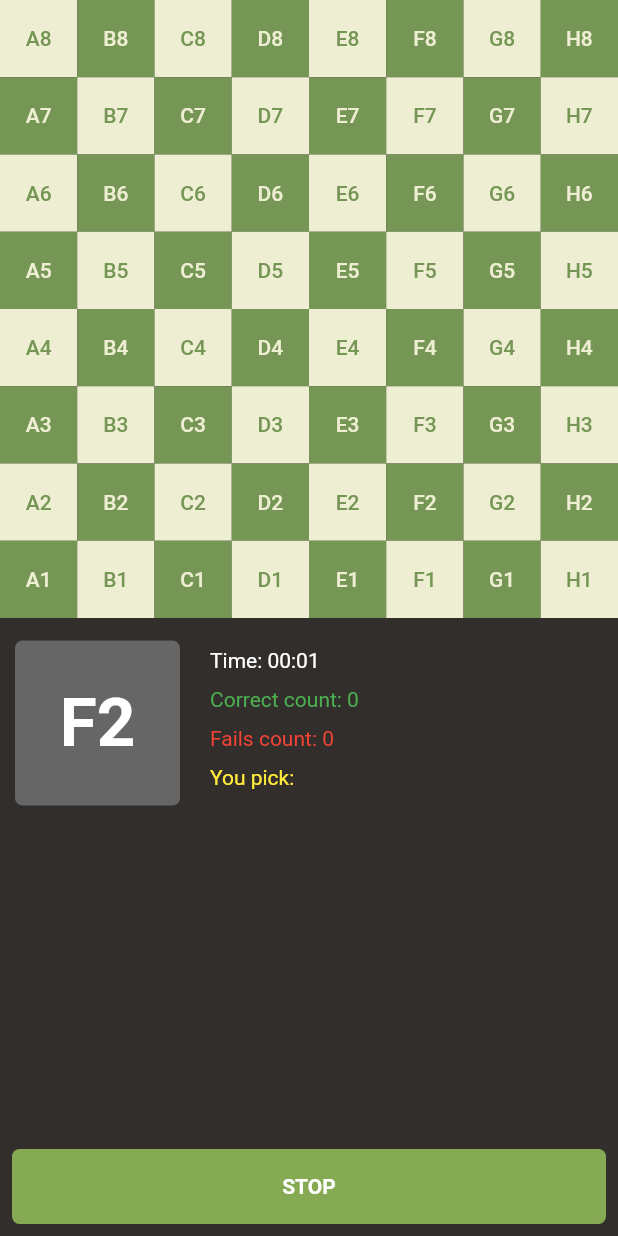
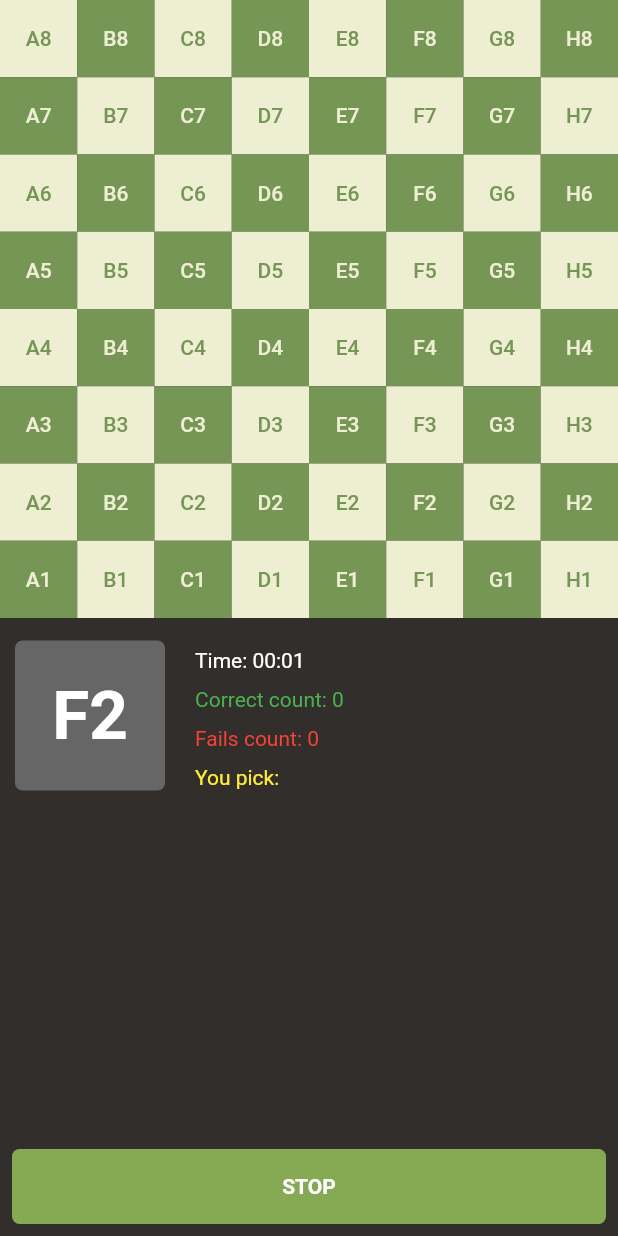
Before and after one commit to I-am-Anton-D/LearnChessBoard, a Flutter app: the screen it shows after launch, after a tap on "START", on a phone screen of 412 x 824 dp. Run offline on Flutter 3.47's test engine with Material 2 defaults, Android fonts, the phone set to English and light mode, and no system bars.

Commit message:
Make shine. All done

```diff
--- a/learn_chess_board/lib/assets/constants.dart
+++ b/learn_chess_board/lib/assets/constants.dart
@@ -4,9 +4,13 @@ import 'package:flutter/material.dart';
 class Dims {
   static const double bodyPadding = 5;
   static const double fieldPadding = 3;
+  static const double bigPadding = 20;
   static const double mediumPadding = 15;
   static const double smallPadding = 10;
   static const double smallRadius = 5;
+  static const double buttonHeight = 50;
+  static const double extraBigFontSize = 45;
+
 }
 
 //Colors
@@ -34,5 +38,7 @@ class I10n {
   static const String correctCount = "Correct count: ";
   static const String failsCunt = "Fails count: ";
   static const String youPick = "You pick: ";
+  static const String start = "START";
+  static const String stop = "STOP";
 
 }
--- a/learn_chess_board/lib/data/game_data.dart
+++ b/learn_chess_board/lib/data/game_data.dart
@@ -5,18 +5,20 @@ import 'package:learn_chess_board/utils/text_utils.dart';
 import 'package:learn_chess_board/widgets/enums/field_label_type.dart';
 import 'package:learn_chess_board/widgets/enums/player_side.dart';
 
+//Game State
 class GameData with ChangeNotifier {
-  FieldLabelType _selectedLabelType = FieldLabelType.full;
-  PlayerSide _selectedPlayerSide = PlayerSide.white;
+  FieldLabelType _selectedLabelType = FieldLabelType.full;    //FULL, FIRST LINE, NONE
+  PlayerSide _selectedPlayerSide = PlayerSide.white;          //WHITE, BLACK
   bool _started = false;
-  int _passed = 0;
-  int _fails = 0;
-  int _gameSeconds = 0;
+  int _passed = 0;                                            //Correct answers in game
+  int _fails = 0;                                             //Not correct answers
+  int _gameSeconds = 0;                                       //Play time
 
-  String _nextField = GameEngine.nextField();
-  String _youPick = "";
-  String _timeString = "00:00";
+  String _nextField = GameEngine.nextField();                 //Random game field
+  String _youPick = "";                                       //User pick
+  String _timeString = "00:00";                               //Show time string
 
+  //Getters for private fields
   FieldLabelType get getLabelType => _selectedLabelType;
   PlayerSide get getSide => _selectedPlayerSide;
   bool get isStarted => _started;
@@ -49,7 +51,6 @@ class GameData with ChangeNotifier {
     _nextField = GameEngine.nextField();
     notifyListeners();
   }
-
 
   incPassed() {
     _passed++;
--- a/learn_chess_board/lib/service/game_engine.dart
+++ b/learn_chess_board/lib/service/game_engine.dart
@@ -22,7 +22,7 @@ class GameEngine {
     return getFieldLabel();
   }
 
-  //Если выбран черный цвет, то инфертируем индекс на 63, на полек 64 клетки
+  //Если выбран черный цвет, то инвертируем индекс на 63, на поле 64 клетки
   static bool validateUserPick(int pickFieldIndex, PlayerSide selectedPlayerSide) {
     return selectedPlayerSide == PlayerSide.white
         ? pickFieldIndex == randomFieldIndex
--- a/learn_chess_board/lib/widgets/chess_board.dart
+++ b/learn_chess_board/lib/widgets/chess_board.dart
@@ -13,8 +13,8 @@ class ChessBoard extends StatelessWidget {
       itemCount: 64,
       itemBuilder: (BuildContext context, int index) => Field(
           index: index,
-          labelType: context.watch<GameData>().getLabelType, //FULL, FIRST LINE, NONE
-          playerSide: context.watch<GameData>().getSide, //WHITE SIDE, BLACK SIDE
+          labelType: context.watch<GameData>().getLabelType,  //FULL, FIRST LINE, NONE
+          playerSide: context.watch<GameData>().getSide,      //WHITE SIDE, BLACK SIDE
           ),
       gridDelegate: const SliverGridDelegateWithFixedCrossAxisCount(
         crossAxisCount: 8,
--- a/learn_chess_board/lib/widgets/enums/field_label_type.dart
+++ b/learn_chess_board/lib/widgets/enums/field_label_type.dart
@@ -1,4 +1,4 @@
-//Enum for cheesboard fields labels
+//Enum for chessboard fields labels
 import 'package:learn_chess_board/assets/constants.dart';
 
 enum FieldLabelType {
--- a/learn_chess_board/lib/widgets/field_label_type_selector.dart
+++ b/learn_chess_board/lib/widgets/field_label_type_selector.dart
@@ -18,7 +18,7 @@ class FieldLabelTypeSelector extends StatelessWidget {
             padding: const EdgeInsets.only(left: Dims.mediumPadding, top: Dims.mediumPadding),
             child: const Text(I10n.selectBoardLabel)),
         Row(mainAxisAlignment: MainAxisAlignment.start, children: [
-          ...FieldLabelType.values.map((it) =>_buildFieldLabelRadioButton(it, it.getLabel, context)).toList(),
+          ...FieldLabelType.values.map((it) =>_buildFieldLabelRadioButton(it, it.getLabel, context)),
         ])
       ],
     );
--- a/learn_chess_board/lib/widgets/player_side_selector.dart
+++ b/learn_chess_board/lib/widgets/player_side_selector.dart
@@ -16,7 +16,7 @@ class PlayerSideSelector extends StatelessWidget {
             padding: const EdgeInsets.only(left: Dims.mediumPadding),
             child: const Text(I10n.selectSide)),
         Row(mainAxisAlignment: MainAxisAlignment.start, children: [
-          ...PlayerSide.values.map((it)=> _buildPlayerSideRadioButton(it, it.getLabel, context)).toList()
+          ...PlayerSide.values.map((it)=> _buildPlayerSideRadioButton(it, it.getLabel, context))
         ]),
       ],
     );
--- a/learn_chess_board/lib/widgets/progress_game_tv.dart
+++ b/learn_chess_board/lib/widgets/progress_game_tv.dart
@@ -12,30 +12,30 @@ class ProgressGameTV extends StatelessWidget {
       crossAxisAlignment: CrossAxisAlignment.start,
       children: [
         Container(
-          height: 110,
-          width: 110,
+          height: 100,
+          width: 100,
           alignment: Alignment.center,
           decoration:
               BoxDecoration(color: AppColors.greyBackground, borderRadius: BorderRadius.circular(Dims.smallRadius)),
           margin: const EdgeInsets.only(left: Dims.smallPadding, top: Dims.mediumPadding),
           child: Text(
             context.watch<GameData>().getNextField,
-            style: const TextStyle(fontSize: 45, fontWeight: FontWeight.bold),
+            style: const TextStyle(fontSize: Dims.extraBigFontSize, fontWeight: FontWeight.bold),
           ),
         ),
         Container(
-          padding: const EdgeInsets.all(20),
+          padding: const EdgeInsets.all(Dims.bigPadding),
           child: Column(
             crossAxisAlignment: CrossAxisAlignment.start,
             children: [
               Text(I10n.time + context.watch<GameData>().getTimeString),
-              const SizedBox(height: 10),
+              const SizedBox(height: Dims.smallPadding),
               Text(I10n.correctCount + context.watch<GameData>().getPassed.toString(),
                   style: const TextStyle(color: Colors.green)),
-              const SizedBox(height: 10),
+              const SizedBox(height: Dims.smallPadding),
               Text(I10n.failsCunt + context.watch<GameData>().getFails.toString(),
                   style: const TextStyle(color: Colors.red)),
-              const SizedBox(height: 10),
+              const SizedBox(height: Dims.smallPadding),
               Text(I10n.youPick +  context.watch<GameData>().getYouPick,
                   style: const TextStyle(color: Colors.yellow))
             ],
--- a/learn_chess_board/lib/widgets/start_button.dart
+++ b/learn_chess_board/lib/widgets/start_button.dart
@@ -13,17 +13,15 @@ class StartButton extends StatelessWidget {
       child: Align(
         alignment: Alignment.bottomCenter,
         child: TextButton(
-            onPressed: () {
-              _onStartButton(context);
-            },
+            onPressed: () => _onStartButton(context),
             child: Container(
                 decoration: BoxDecoration(
-                    color: AppColors.buttonBackground, borderRadius: BorderRadius.circular(5)),
+                    color: AppColors.buttonBackground, borderRadius: BorderRadius.circular(Dims.smallRadius)),
                 alignment: Alignment.center,
                 width: double.infinity,
-                height: 50,
+                height: Dims.buttonHeight,
                 child: Text(
-                  context.watch<GameData>().isStarted ? "STOP" : "START",
+                  context.watch<GameData>().isStarted ? I10n.stop : I10n.start,
                   style: const TextStyle(color: AppColors.buttonText, fontWeight: FontWeight.bold),
                 ))),
       ),
```
